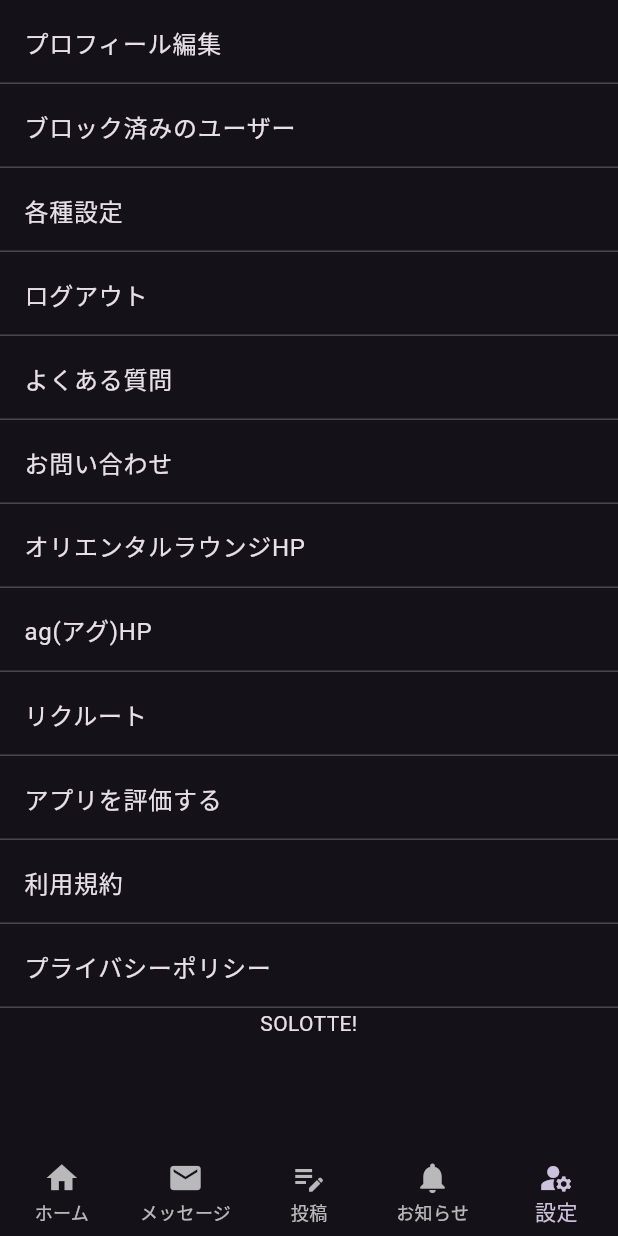
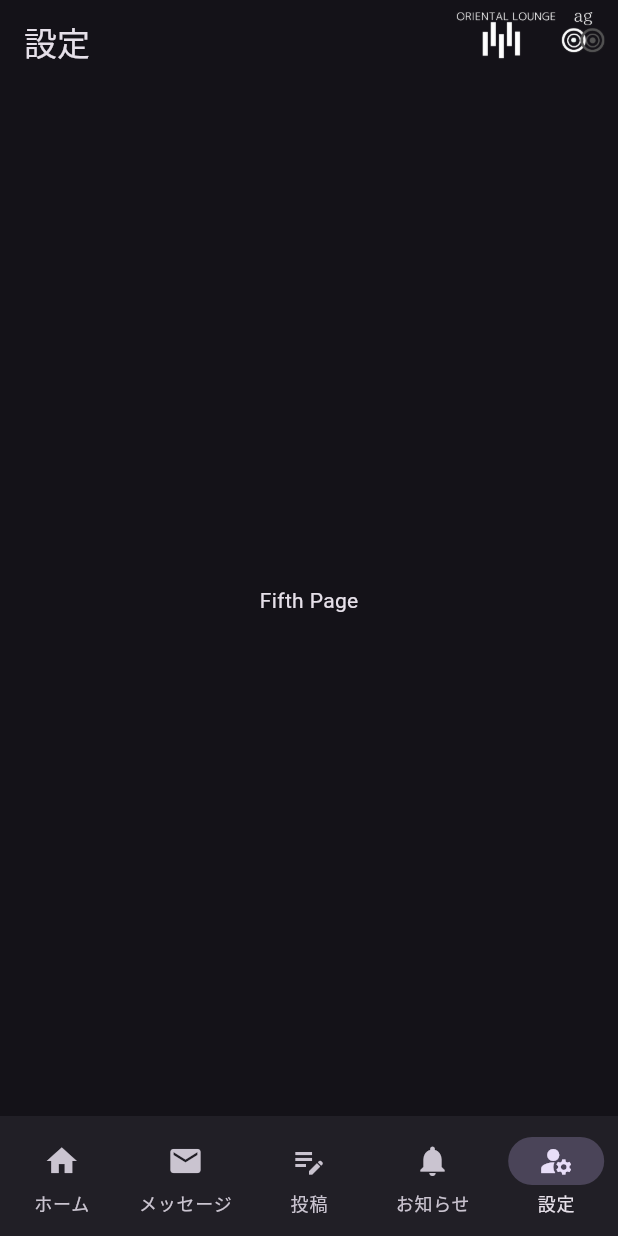
Before and after one commit to buisiss12/sltsample, a Flutter app: the SolottePage screen opened directly, item 5 of the bottom bar chosen, on a phone screen of 412 x 824 dp. Run offline on Flutter 3.47's test engine with Material 3 defaults, Android fonts, the phone set to English and light mode, and no system bars; our stand-ins replace firebase_auth, firebase_core, firebase_messaging, flutter_datetime_picker_plus; missing offline and left inert: flutter_picker; accounts and stored records are empty.

Commit message:
画面遷移方法の変更

```diff
--- a/lib/main.dart
+++ b/lib/main.dart
@@ -41,66 +41,13 @@ class MyApp extends StatefulWidget {
 }
 
 class MyAppState extends State<MyApp> {
-  int _selectedPage = 0;
-  String _appBarTitle = 'ホーム';
-
-  final _pageOptions = [
-    const SolottePage(),
-    const OriAgPage(),
-  ];
-
-  final _appBarTitles = [
-    'ホーム',
-    '特典',
-  ];
-
-  void updateAppBarTitle(String title) {
-    setState(() {
-      _appBarTitle = title;
-    });
-  }
-
-  void _changePage() {
-    int newPage = (_selectedPage + 1) % _pageOptions.length;
-    setState(() {
-      _selectedPage = newPage;
-      _appBarTitle = _appBarTitles[newPage];
-    });
-  }
-
   @override
   Widget build(BuildContext context) {
     return MaterialApp(
       debugShowCheckedModeBanner: false,
       title: 'solotteサンプル',
       theme: ThemeData.dark(),
-      home: Scaffold(
-        appBar: AppBar(
-          title: Text(_appBarTitle),
-          actions: <Widget>[
-            InkWell(
-              onTap: _changePage,
-              child: Stack(
-                alignment: Alignment.bottomCenter, // テキストを画像の下部中央に配置
-                children: <Widget>[
-                  Image.asset(_selectedPage == 0
-                      ? 'assets/images/263x105olag.png'
-                      : 'assets/images/263x105solotte.png'),
-                  Text(
-                    _selectedPage == 0 ? "タップで掲示板へ" : "タップで店舗メニューへ",
-                    style: const TextStyle(
-                      fontWeight: FontWeight.bold,
-                      color: Colors.yellow,
-                      fontSize: 9,
-                    ),
-                  ),
-                ],
-              ),
-            ),
-          ],
-        ),
-        body: _pageOptions[_selectedPage],
-      ),
+      home: const OriAgPage(),
     );
   }
 }
--- a/lib/solotte_page.dart
+++ b/lib/solotte_page.dart
@@ -1,4 +1,5 @@
 import 'main.dart';
+import 'oriag_page.dart';
 import 'package:flutter/material.dart';
 
 class SolottePage extends StatefulWidget {
@@ -9,50 +10,72 @@ class SolottePage extends StatefulWidget {
 }
 
 class _SolottePageState extends State<SolottePage> {
-  int _currentIndex = 0;
-
-  void _onItemTapped(int index) {
-    setState(() {
-      _currentIndex = index;
-    });
-    final appBarTitles = ['ホーム', 'メッセージ', '投稿', 'お知らせ', '設定'];
-    (context as Element)
-        .findAncestorStateOfType<MyAppState>()
-        ?.updateAppBarTitle(appBarTitles[index]);
-  }
+  int _currentPageIndex = 0;
 
   @override
   Widget build(BuildContext context) {
     return Scaffold(
-      bottomNavigationBar: BottomNavigationBar(
-        type: BottomNavigationBarType.fixed,
-        items: const <BottomNavigationBarItem>[
-          BottomNavigationBarItem(
+      appBar: AppBar(
+        title: Text(_appbarTitle[_currentPageIndex]),
+        actions: <Widget>[
+          IconButton(
+            icon: Image.asset('assets/images/263x105olag.png'),
+            onPressed: () {
+              Navigator.pushReplacement(
+                context,
+                MaterialPageRoute(builder: (context) => const OriAgPage()),
+              );
+            },
+          ),
+        ],
+      ),
+      bottomNavigationBar: NavigationBar(
+        onDestinationSelected: (int index) {
+          setState(() {
+            _currentPageIndex = index;
+          });
+        },
+        selectedIndex: _currentPageIndex,
+        destinations: const [
+          NavigationDestination(
             icon: Icon(Icons.home),
             label: 'ホーム',
           ),
-          BottomNavigationBarItem(
+          NavigationDestination(
             icon: Icon(Icons.email),
             label: 'メッセージ',
           ),
-          BottomNavigationBarItem(
+          NavigationDestination(
             icon: Icon(Icons.edit_note),
             label: '投稿',
           ),
-          BottomNavigationBarItem(
+          NavigationDestination(
             icon: Icon(Icons.notifications),
             label: 'お知らせ',
           ),
-          BottomNavigationBarItem(
+          NavigationDestination(
             icon: Icon(Icons.manage_accounts),
             label: '設定',
           ),
         ],
-        currentIndex: _currentIndex,
-        onTap: _onItemTapped,
       ),
-      body: _currentIndex == 3
-          ? const DefaultTabController(
+      body: SafeArea(child: pages[_currentPageIndex]),
+    );
+  }
+
+  final List<String> _appbarTitle = [
+    'ホーム',
+    'メッセージ',
+    '投稿',
+    'お知らせ',
+    '設定',
+  ];
+
+  List<Widget> pages = [
+    const Center(child: Text('first Page')),
+    const Center(child: Text('second Page')),
+    const Center(child: Text('third Page')),
+    const DefaultTabController(
       length: 3,
       child: Column(
         children: <Widget>[
@@ -66,68 +89,7 @@ class _SolottePageState extends State<SolottePage> {
           ),
         ],
       ),
-            )
-          : _currentIndex == 4
-              ? ListView(
-                  children: ListTile.divideTiles(
-                    context: context,
-                    tiles: [
-                      ListTile(
-                        title: const Text('プロフィール編集'),
-                        onTap: () {},
     ),
-                      ListTile(
-                        title: const Text('ブロック済みのユーザー'),
-                        onTap: () {},
-                      ),
-                      ListTile(
-                        title: const Text('各種設定'),
-                        onTap: () {},
-                      ),
-                      ListTile(
-                        title: const Text('ログアウト'),
-                        onTap: () {},
-                      ),
-                      ListTile(
-                        title: const Text('よくある質問'),
-                        onTap: () {},
-                      ),
-                      ListTile(
-                        title: const Text('お問い合わせ'),
-                        onTap: () {},
-                      ),
-                      ListTile(
-                        title: const Text('オリエンタルラウンジHP'),
-                        onTap: () {},
-                      ),
-                      ListTile(
-                        title: const Text('ag(アグ)HP'),
-                        onTap: () {},
-                      ),
-                      ListTile(
-                        title: const Text('リクルート'),
-                        onTap: () {},
-                      ),
-                      ListTile(
-                        title: const Text('アプリを評価する'),
-                        onTap: () {},
-                      ),
-                      ListTile(
-                        title: const Text('利用規約'),
-                        onTap: () {},
-                      ),
-                      ListTile(
-                        title: const Text('プライバシーポリシー'),
-                        onTap: () {},
-                      ),
-                      const Text(
-                        'SOLOTTE!',
-                        textAlign: TextAlign.center,
-                      ),
-                    ],
-                  ).toList(),
-                )
-              : Container(),
-    );
+    const Center(child: Text('Fifth Page')),
+  ];
 }
-}
```
Also changed, not shown: lib/oriag_page.dart (+50 -56 lines), 1 other file. Lines whose indentation alone changed are shown as unchanged.
